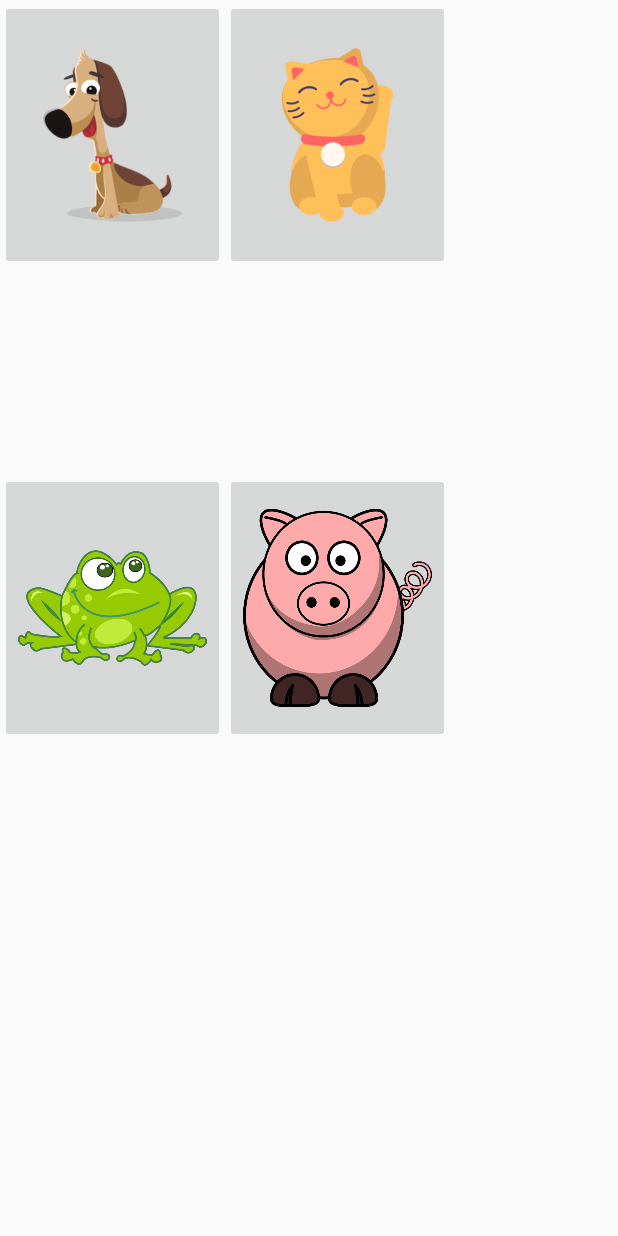
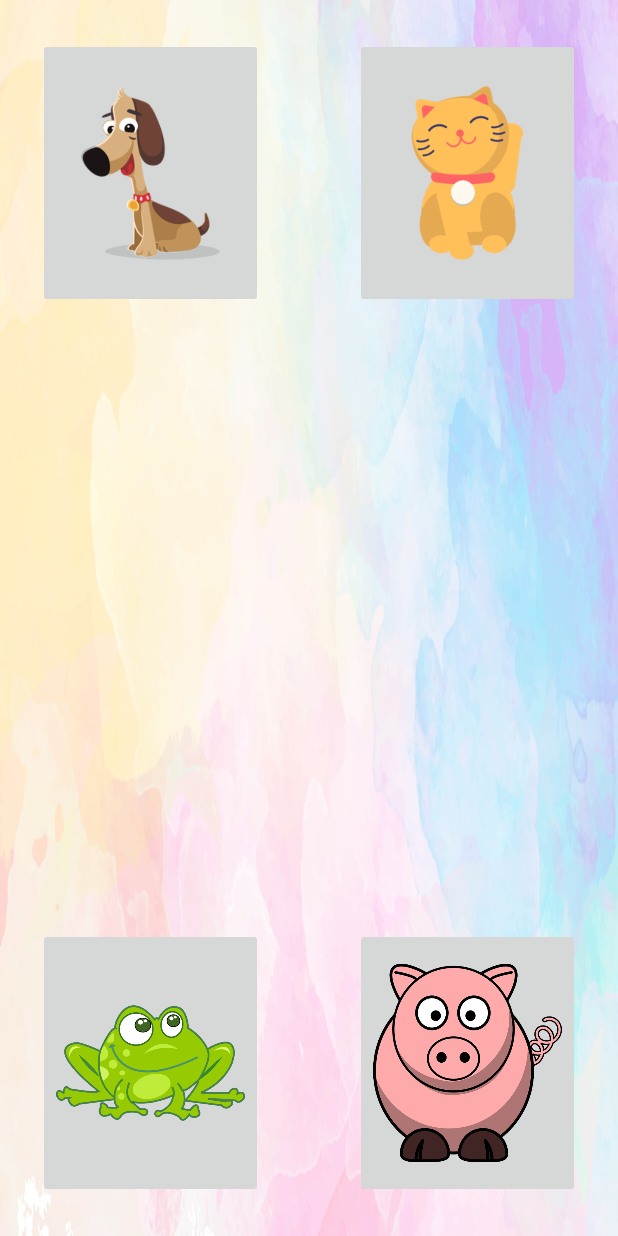
Before and after one commit to surycaty/som-dos-animais, an Android app: the layout activity_som_animais.xml on its own in the app's theme, with its tools: preview values and no code run, on a phone screen of 412 x 824 dp. Run offline under Robolectric (Android 15) with nearby library versions, the phone set to English and light mode, and no system bars.

Commit message:
Adicionando background

```diff
--- a/app/src/main/AndroidManifest.xml
+++ b/app/src/main/AndroidManifest.xml
@@ -10,13 +10,14 @@
         android:supportsRtl="true"
         android:theme="@style/Theme.AppCompat.Light.NoActionBar">
         <activity android:name=".MainActivity">
+        </activity>
+        <activity android:name=".SomAnimaisActivity">
             <intent-filter>
-                <action android:name="android.intent.action.MAIN" />
+            <action android:name="android.intent.action.MAIN" />
 
-                <category android:name="android.intent.category.LAUNCHER" />
-            </intent-filter>
+            <category android:name="android.intent.category.LAUNCHER" />
+        </intent-filter>
         </activity>
-        <activity android:name=".SomAnimaisActivity"></activity>
     </application>
 
 </manifest>
--- a/app/src/main/res/layout/activity_som_animais.xml
+++ b/app/src/main/res/layout/activity_som_animais.xml
@@ -1,15 +1,18 @@
 <?xml version="1.0" encoding="utf-8"?>
-<android.support.constraint.ConstraintLayout xmlns:android="http://schemas.android.com/apk/res/android"
+<RelativeLayout xmlns:android="http://schemas.android.com/apk/res/android"
     xmlns:app="http://schemas.android.com/apk/res-auto"
     xmlns:tools="http://schemas.android.com/tools"
-    android:layout_width="match_parent"
-    android:layout_height="match_parent"
+    android:layout_width="fill_parent"
+    android:layout_height="fill_parent"
+    android:layout_centerHorizontal="true"
+    android:background="@drawable/background"
     tools:context="com.surycaty.somdosanimais.SomAnimaisActivity">
 
     <GridLayout
         android:id="@+id/gridAnimais"
-        android:layout_width="0dp"
-        android:layout_height="495dp"
+        android:layout_width="fill_parent"
+        android:layout_height="fill_parent"
+        android:alignmentMode="alignMargins"
         tools:layout_editor_absoluteX="42dp"
         tools:layout_editor_absoluteY="8dp">
 
@@ -17,6 +20,8 @@
             android:id="@+id/imgButton01"
             android:layout_width="150dp"
             android:layout_height="180dp"
+            android:layout_marginLeft="25dp"
+            android:layout_marginTop="25dp"
             android:scaleType="fitCenter"
             app:srcCompat="@drawable/cachorro"
             tools:layout_editor_absoluteX="37dp"
@@ -27,6 +32,8 @@
             android:layout_width="150dp"
             android:layout_height="180dp"
             android:layout_column="2"
+            android:layout_marginBottom="25dp"
+            android:layout_marginRight="25dp"
             android:layout_row="2"
             android:scaleType="fitCenter"
             app:srcCompat="@drawable/porco"
@@ -38,6 +45,8 @@
             android:layout_width="150dp"
             android:layout_height="180dp"
             android:layout_column="0"
+            android:layout_marginBottom="25dp"
+            android:layout_marginLeft="25dp"
             android:layout_row="2"
             android:scaleType="fitCenter"
             app:srcCompat="@drawable/sapo"
@@ -49,6 +58,8 @@
             android:layout_width="150dp"
             android:layout_height="180dp"
             android:layout_column="2"
+            android:layout_marginRight="25dp"
+            android:layout_marginTop="25dp"
             android:layout_row="0"
             android:adjustViewBounds="true"
             android:scaleType="fitCenter"
@@ -57,4 +68,4 @@
             tools:layout_editor_absoluteY="41dp" />
     </GridLayout>
 
-</android.support.constraint.ConstraintLayout>
+</RelativeLayout>
```
Also changed, not shown: app/src/main/res/drawable/background.jpg (added).
